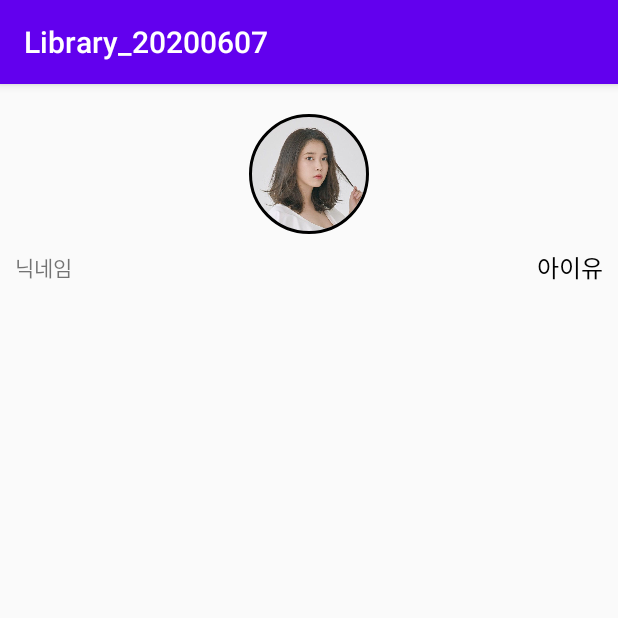
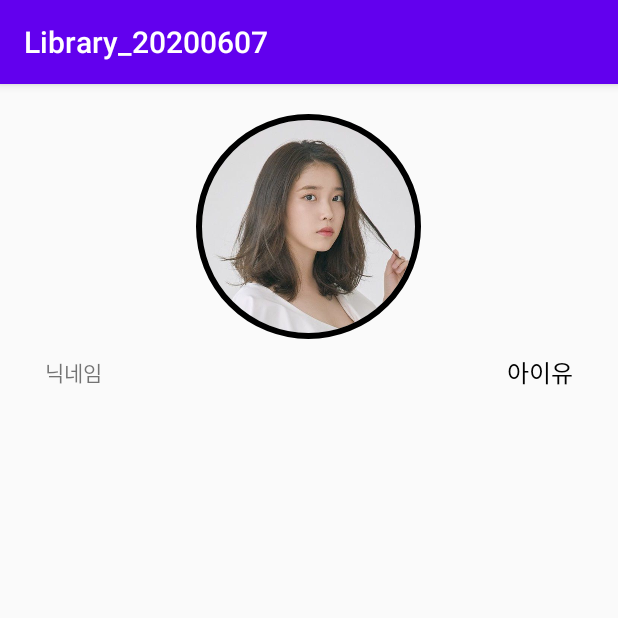
Before and after one commit to nagasee0526/Library_20200607, an Android app: the screen it shows after launch (MainActivity), on a phone screen of 412 x 824 dp, the top half of it. Run offline under Robolectric (Android 15) with nearby library versions, the phone set to English and light mode, and no system bars; our stand-ins replace CircleImageView.

Commit message:
포토뷰 라이브러리 줌인 줌아웃 기능

```diff
--- a/app/build.gradle
+++ b/app/build.gradle
@@ -32,6 +32,7 @@ dependencies {
     implementation 'androidx.core:core-ktx:1.3.0'
     implementation 'de.hdodenhof:circleimageview:3.1.0'
     implementation 'androidx.constraintlayout:constraintlayout:1.1.3'
+    implementation 'com.github.chrisbanes:PhotoView:2.3.0'
     testImplementation 'junit:junit:4.12'
     androidTestImplementation 'androidx.test.ext:junit:1.1.1'
     androidTestImplementation 'androidx.test.espresso:espresso-core:3.2.0'
--- a/app/src/main/AndroidManifest.xml
+++ b/app/src/main/AndroidManifest.xml
@@ -9,6 +9,7 @@
         android:roundIcon="@mipmap/ic_launcher_round"
         android:supportsRtl="true"
         android:theme="@style/AppTheme">
+        <activity android:name=".ViewProfileActivity" android:theme="@style/Theme.AppCompat.Light.NoActionBar"></activity>
         <activity android:name=".MainActivity">
             <intent-filter>
                 <action android:name="android.intent.action.MAIN" />
--- a/app/src/main/java/com/ubis/library_20200607/MainActivity.kt
+++ b/app/src/main/java/com/ubis/library_20200607/MainActivity.kt
@@ -1,7 +1,9 @@
 package com.ubis.library_20200607
 
+import android.content.Intent
 import androidx.appcompat.app.AppCompatActivity
 import android.os.Bundle
+import kotlinx.android.synthetic.main.activity_main.*
 
 class MainActivity : baseActivity() {
 
@@ -16,5 +18,9 @@ class MainActivity : baseActivity() {
     }
 
     override fun setEvents() {
+        profileiu.setOnClickListener {
+            val myIntent = Intent(mContext, ViewProfileActivity::class.java)
+            startActivity(myIntent)
+        }
     }
 }
--- a/app/src/main/res/layout/activity_main.xml
+++ b/app/src/main/res/layout/activity_main.xml
@@ -16,10 +16,11 @@
         android:padding="10dp">
 
         <de.hdodenhof.circleimageview.CircleImageView
-            android:layout_width="80dp"
-            android:layout_height="80dp"
+            android:id="@+id/profileiu"
+            android:layout_width="150dp"
+            android:layout_height="150dp"
             android:src="@drawable/iu_pic"
-            app:civ_border_width="2dp"
+            app:civ_border_width="4dp"
             app:civ_border_color="@color/color_black"/>
 
     </LinearLayout>
@@ -33,6 +34,7 @@
         <TextView
             android:layout_width="wrap_content"
             android:layout_height="wrap_content"
+            android:paddingLeft="20dp"
             android:text="닉네임" />
 
         <TextView
@@ -44,6 +46,7 @@
             android:layout_width="wrap_content"
             android:layout_height="wrap_content"
             android:textSize="16sp"
+            android:paddingRight="20dp"
             android:textColor="@color/color_black"
             android:text="아이유"/>
 
--- a/build.gradle
+++ b/build.gradle
@@ -20,7 +20,7 @@ allprojects {
     repositories {
         google()
         jcenter()
-
+        maven { url "https://jitpack.io" }
     }
 }
 
```
Also changed, not shown: app/src/main/java/com/ubis/library_20200607/ViewProfileActivity.kt (added, +22 -0 lines), app/src/main/res/layout/activity_view_profile.xml (added, +19 -0 lines).
